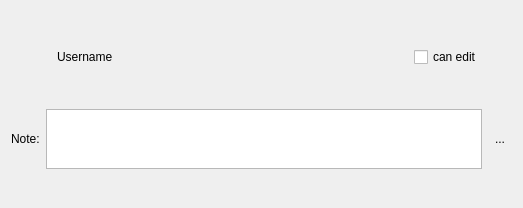
Qt form src/gui/shareuserline.ui (nextcloud/desktop) before a commit.
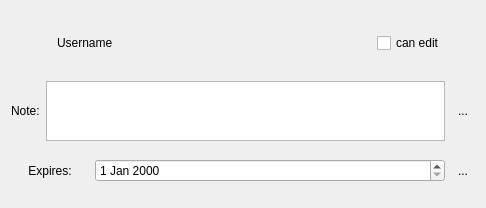
The same form after that commit. Icons and pictures are not drawn. Custom widgets are drawn as their Qt base class.

Commit message:
Add expire date to user and group share
Fixes #3100

The edit to the form file:
```diff
--- a/src/gui/shareuserline.ui
+++ b/src/gui/shareuserline.ui
@@ -6,7 +6,7 @@
    <rect>
     <x>0</x>
     <y>0</y>
-    <width>523</width>
+    <width>486</width>
     <height>208</height>
    </rect>
   </property>
@@ -163,6 +163,50 @@
        </item>
       </layout>
      </item>
+     <item>
+      <layout class="QHBoxLayout" name="horizontalLayout_4">
+       <item>
+        <widget class="QLabel" name="expirationLabel">
+         <property name="minimumSize">
+          <size>
+           <width>78</width>
+           <height>0</height>
+          </size>
+         </property>
+         <property name="text">
+          <string>Expires:</string>
+         </property>
+         <property name="alignment">
+          <set>Qt::AlignCenter</set>
+         </property>
+        </widget>
+       </item>
+       <item>
+        <widget class="QDateEdit" name="calendar">
+         <property name="sizePolicy">
+          <sizepolicy hsizetype="Minimum" vsizetype="Fixed">
+           <horstretch>1</horstretch>
+           <verstretch>0</verstretch>
+          </sizepolicy>
+         </property>
+        </widget>
+       </item>
+       <item>
+        <widget class="QToolButton" name="confirmExpirationDate">
+         <property name="text">
+          <string>...</string>
+         </property>
+         <property name="icon">
+          <iconset resource="../../theme.qrc">
+           <normaloff>:/client/theme/confirm.svg</normaloff>:/client/theme/confirm.svg</iconset>
+         </property>
+         <property name="autoRaise">
+          <bool>true</bool>
+         </property>
+        </widget>
+       </item>
+      </layout>
+     </item>
     </layout>
    </item>
   </layout>
```
The commit also changes 4 other files.
